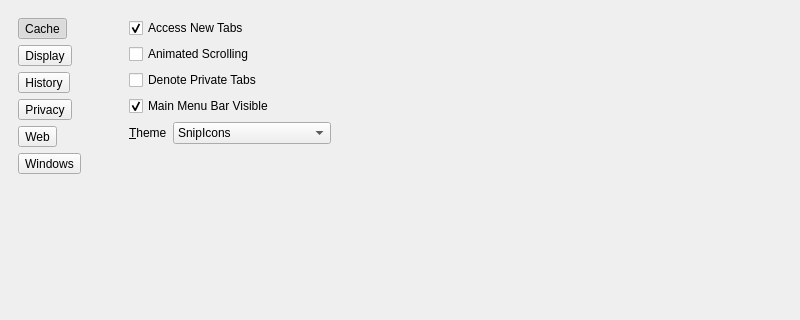
Qt form 2.x/UI/dooble_settings.ui (textbrowser/dooble) before a commit; both pictures show x 0 to 800 and y 0 to 320 of the 800 by 700 pixel window.
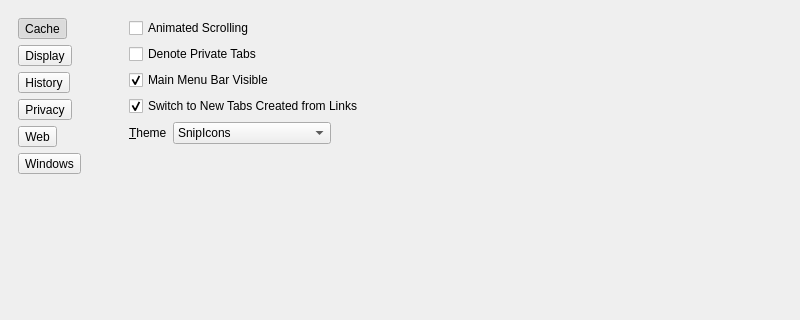
The same form after that commit. The open tabs and pages were chosen to show the change. Icons and pictures are not drawn.

Patch:
```diff
--- a/2.x/UI/dooble_settings.ui
+++ b/2.x/UI/dooble_settings.ui
@@ -303,19 +303,6 @@
         </widget>
         <widget class="QWidget" name="display_page">
          <layout class="QVBoxLayout" name="verticalLayout_4">
-          <item>
-           <widget class="QCheckBox" name="access_new_tabs">
-            <property name="toolTip">
-             <string>&lt;html&gt;&lt;head/&gt;&lt;body&gt;&lt;p&gt;If a tab is created from a link, switch to the new tab.&lt;/p&gt;&lt;/body&gt;&lt;/html&gt;</string>
-            </property>
-            <property name="text">
-             <string>Access New Tabs</string>
-            </property>
-            <property name="checked">
-             <bool>true</bool>
-            </property>
-           </widget>
-          </item>
           <item>
            <widget class="QCheckBox" name="animated_scrolling">
             <property name="text">
@@ -343,6 +330,19 @@
             </property>
            </widget>
           </item>
+          <item>
+           <widget class="QCheckBox" name="access_new_tabs">
+            <property name="toolTip">
+             <string>&lt;html&gt;&lt;head/&gt;&lt;body&gt;&lt;p&gt;If a tab is created from a link, switch to the new tab.&lt;/p&gt;&lt;/body&gt;&lt;/html&gt;</string>
+            </property>
+            <property name="text">
+             <string>Switch to New Tabs Created from Links</string>
+            </property>
+            <property name="checked">
+             <bool>true</bool>
+            </property>
+           </widget>
+          </item>
           <item>
            <layout class="QHBoxLayout" name="horizontalLayout_4">
             <item>
```
Left out of the diff: 2 changed lines with no effect on the pictures.
